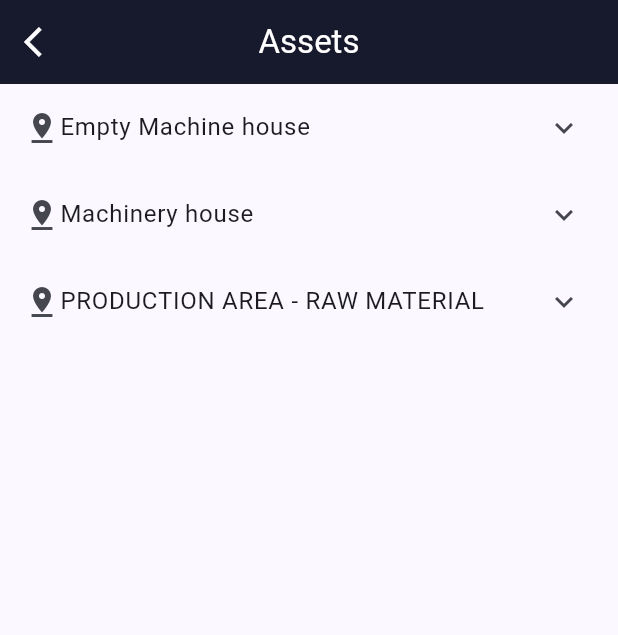
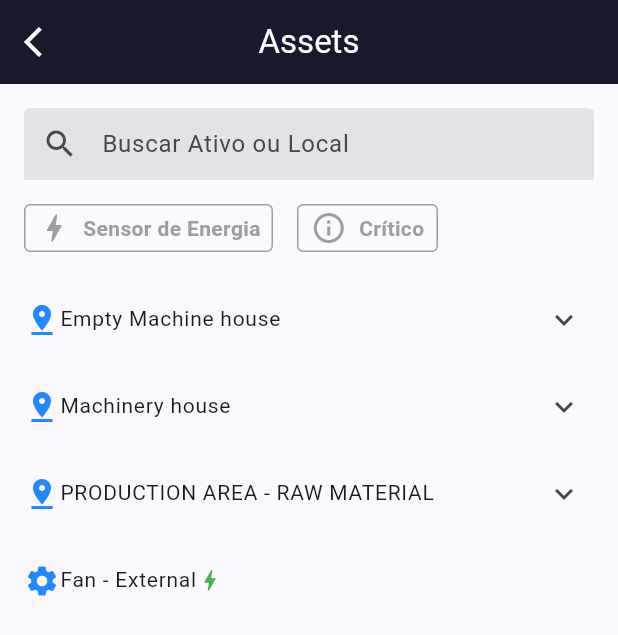
Before and after one commit to diegocontini/tractian_challenge, a Flutter app: the screen it shows after launch, after a tap on "Jaguar Unit", on a phone screen of 412 x 824 dp. Shown: the top 635 px of the screen. Run offline on Flutter 3.47's test engine with Material 3 defaults, Android fonts, the phone set to English and light mode, and no system bars.

Commit message:
pre-refact

```diff
--- a/assets/mock_data/Jaguar Unit/assets.json
+++ b/assets/mock_data/Jaguar Unit/assets.json
@@ -28,7 +28,7 @@
     "id": "656a07cdc50ec9001e84167b",
     "locationId": null,
     "parentId": "656a07c3f2d4a1001e2144c5",
-    "sensorType": "vibration",
+    "sensorType": "energy",
     "status": "operating"
   },
   {
--- a/lib/domain/models/asset.dart
+++ b/lib/domain/models/asset.dart
@@ -8,6 +8,7 @@ class Asset {
   String? locationId;
   String? sensorType;
   String? status;
+  bool remove = false;
   List<Asset> children = [];
   Asset({
     required this.name,
@@ -39,4 +40,12 @@ class Asset {
       status: map['status'] != null ? map['status'] as String : null,
     );
   }
+
+  bool get isUnlinked {
+    return locationId == null && parentId == null && sensorType != null;
+  }
+
+  bool get isComponent {
+    return sensorType != null;
+  }
 }
--- a/lib/domain/models/location.dart
+++ b/lib/domain/models/location.dart
@@ -1,7 +1,10 @@
+import 'package:tractian_challenge/domain/models/asset.dart';
+
 class Location {
   String name;
   String? parentId;
   List<Location> children = [];
+  List<Asset> assets = [];
   String id;
   Location({
     required this.name,
--- /dev/null
+++ b/lib/domain/repository/asset_repository.dart
@@ -0,0 +1,6 @@
+import 'package:tractian_challenge/domain/models/asset.dart';
+import 'package:tractian_challenge/domain/models/constants/enum_unit.dart';
+
+abstract interface class AssetRepository {
+  Future<({List<Asset> unlinked, List<Asset> linked})> getAll(EnumUnit unit);
+}
--- a/lib/view/assets/asset_list_controller.dart
+++ b/lib/view/assets/asset_list_controller.dart
@@ -1,17 +1,28 @@
-import 'dart:isolate';
+import 'dart:developer';
 
 import 'package:flutter/material.dart';
+import 'package:tractian_challenge/domain/models/asset.dart';
 import 'package:tractian_challenge/domain/models/constants/enum_unit.dart';
 import 'package:tractian_challenge/domain/models/location.dart';
+import 'package:tractian_challenge/domain/repository/asset_repository.dart';
 import 'package:tractian_challenge/domain/repository/location_repository.dart';
 
 enum EnumAssetListState { loading, ready, error }
 
+enum EnumAssetFilterState { sensor, status, none }
+
 class AssetListController extends ChangeNotifier {
   EnumAssetListState state = EnumAssetListState.loading;
-  List<Location> localizations = [];
+  EnumAssetFilterState stateFilter = EnumAssetFilterState.none;
+  EnumUnit? actualUnit;
+
+  List<Location> locations = [];
+  List<Location> filteredLocations = [];
+  List<Asset> unlinkedAssets = [];
+  List<Asset> filteredUnlikedAssets = [];
   final LocationRepository _locationRepository;
-  AssetListController(this._locationRepository);
+  final AssetRepository _assetRepository;
+  AssetListController(this._locationRepository, this._assetRepository);
   void setStateLoading() {
     state = EnumAssetListState.loading;
     notifyListeners();
@@ -27,8 +38,130 @@ class AssetListController extends ChangeNotifier {
     notifyListeners();
   }
 
-  Future<void> fetchLocalizations(EnumUnit unit) async {
-    localizations = await _locationRepository.getAll(unit);
+  void onClickSensorFilter() {
+    if (stateFilter == EnumAssetFilterState.sensor) {
+      stateFilter = EnumAssetFilterState.none;
+      if (actualUnit != null) {
+        fetchInitialData(actualUnit!);
+      }
+    } else {
+      stateFilter = EnumAssetFilterState.sensor;
+      search('filter');
+    }
     notifyListeners();
   }
+
+  void onClickStatusFilter() {
+    if (stateFilter == EnumAssetFilterState.status) {
+      stateFilter = EnumAssetFilterState.none;
+      if (actualUnit != null) {
+        fetchInitialData(actualUnit!);
+      }
+    } else {
+      stateFilter = EnumAssetFilterState.status;
+      search('filter');
+    }
+    notifyListeners();
+  }
+
+  Future<void> fetchInitialData(EnumUnit unit) async {
+    actualUnit = unit;
+    locations = await _locationRepository.getAll(unit);
+    filteredLocations = locations.map((e) => e).toList();
+
+    var assets = await _assetRepository.getAll(unit);
+    unlinkedAssets = assets.unlinked;
+    filteredUnlikedAssets = unlinkedAssets.map((e) => e).toList();
+    _linkAssetWithLocation(assets: assets.linked, locations: locations);
+    notifyListeners();
+  }
+
+  void _linkAssetWithLocation({required List<Asset> assets, required List<Location> locations}) {
+    for (var location in locations) {
+      location.assets = assets.where((e) => e.locationId == location.id).toList();
+      if (location.children.isNotEmpty) {
+        _linkAssetWithLocation(assets: assets, locations: location.children);
+      }
+    }
+  }
+
+  void search(String src) {
+    if (src.isEmpty) {
+      filteredLocations = locations;
+    } else {
+      filteredLocations = [];
+      filteredUnlikedAssets = [];
+      _searchLocation(src: src, locations: locations);
+
+      _filterUnlinkedAssets(src: src, assets: unlinkedAssets);
+    }
+    notifyListeners();
+  }
+
+  bool _searchLocation({required String src, required List<Location> locations}) {
+    bool findedLocation = false;
+
+    if (locations.isNotEmpty) {
+      for (var loc in locations) {
+        if (loc.assets.isNotEmpty) {
+          if (_searchAssetOrComponent(src: src, assets: loc.assets)) {
+            if (!filteredLocations.contains(loc)) {
+              filteredLocations.add(loc);
+            }
+          }
+        }
+        if (loc.children.isNotEmpty) {
+          findedLocation = _searchLocation(src: src, locations: loc.children);
+          if (_searchLocation(src: src, locations: loc.children)) {
+            if (!filteredLocations.contains(loc)) {
+              filteredLocations.add(loc);
+            }
+          }
+        }
+        if (loc.name.toLowerCase().contains(src.toLowerCase())) {
+          log(loc.name);
+          return true;
+        }
+      }
+    }
+    return findedLocation;
+  }
+
+  void _filterUnlinkedAssets({required String src, required List<Asset> assets}) {
+    if (assets.isNotEmpty) {
+      for (var asset in assets) {
+        if (_searchAssetOrComponent(src: src, assets: assets)) {
+          filteredUnlikedAssets.add(asset);
+        }
+      }
+    }
+  }
+
+  bool _searchAssetOrComponent({required String src, required List<Asset> assets}) {
+    bool finded = false;
+    if (assets.isNotEmpty) {
+      for (var asset in assets) {
+        if (asset.children.isNotEmpty) {
+          finded = _searchAssetOrComponent(src: src, assets: asset.children);
+        }
+        if (stateFilter == EnumAssetFilterState.sensor) {
+          if (asset.sensorType == 'energy') {
+            asset.remove = false;
+            return true;
+          }
+        }
+        if (stateFilter == EnumAssetFilterState.status) {
+          if (asset.status == 'alert') {
+            asset.remove = false;
+            return true;
+          }
+        }
+        if (asset.name.toLowerCase().contains(src.toLowerCase())) {
+          asset.remove = false;
+          return true;
+        }
+      }
+    }
+    return finded;
+  }
 }
--- a/lib/view/assets/asset_list_page.dart
+++ b/lib/view/assets/asset_list_page.dart
@@ -1,8 +1,12 @@
 import 'package:flutter/material.dart';
+import 'package:tractian_challenge/data/asset_local_repository.dart';
 import 'package:tractian_challenge/data/location_local_repository.dart';
 import 'package:tractian_challenge/domain/models/constants/enum_unit.dart';
 import 'package:tractian_challenge/shared/UI/color_custom.dart';
+import 'package:tractian_challenge/shared/UI/size_helper.dart';
 import 'package:tractian_challenge/view/assets/asset_list_controller.dart';
+import 'package:tractian_challenge/view/assets/widgets/asset_widget.dart';
+import 'package:tractian_challenge/view/assets/widgets/filter/filter_widget.dart';
 import 'package:tractian_challenge/view/assets/widgets/location_widget.dart';
 
 class AssetListPage extends StatefulWidget {
@@ -14,12 +18,12 @@ class AssetListPage extends StatefulWidget {
 }
 
 class _AssetListPageState extends State<AssetListPage> {
-  final controller = AssetListController(LocationLocalRepository());
+  final _controller = AssetListController(LocationLocalRepository(), AssetLocalRepository());
 
   @override
   void initState() {
     WidgetsBinding.instance.addPostFrameCallback((callback) async {
-      controller.fetchLocalizations(widget.unit);
+      _controller.fetchInitialData(widget.unit);
     });
     super.initState();
   }
@@ -45,13 +49,38 @@ class _AssetListPageState extends State<AssetListPage> {
         ),
       ),
       body: ListenableBuilder(
-        listenable: controller,
+        listenable: _controller,
         builder: (context, child) {
-          return ListView.builder(
-            itemCount: controller.localizations.length,
-            itemBuilder: (context, index) {
-              return LocationWidget(location: controller.localizations[index]);
-            },
+          return Column(
+            children: [
+              FilterWidget(controller: _controller),
+              const SizedBox(
+                height: 16,
+              ),
+              SizedBox(
+                height: SizeHelper.altura(context) * 0.7,
+                child: ListView(
+                  children: [
+                    ListView.builder(
+                      physics: NeverScrollableScrollPhysics(),
+                      shrinkWrap: true,
+                      itemCount: _controller.filteredLocations.length,
+                      itemBuilder: (context, index) {
+                        return LocationWidget(location: _controller.filteredLocations[index]);
+                      },
+                    ),
+                    ListView.builder(
+                      physics: NeverScrollableScrollPhysics(),
+                      shrinkWrap: true,
+                      itemCount: _controller.filteredUnlikedAssets.length,
+                      itemBuilder: (context, index) {
+                        return AssetWidget(asset: _controller.filteredUnlikedAssets[index]);
+                      },
+                    ),
+                  ],
+                ),
+              ),
+            ],
           );
         },
       ),
--- /dev/null
+++ b/lib/view/assets/widgets/asset_widget.dart
@@ -0,0 +1,76 @@
+import 'package:flutter/material.dart';
+import 'package:tractian_challenge/domain/models/asset.dart';
+import 'package:tractian_challenge/shared/UI/color_custom.dart';
+
+class AssetWidget extends StatelessWidget {
+  final Asset asset;
+  const AssetWidget({super.key, required this.asset});
+
+  @override
+  Widget build(BuildContext context) {
+    return Theme(
+      data: Theme.of(context).copyWith(dividerColor: asset.isComponent ? Colors.transparent : null),
+      child: ExpansionTile(
+        title: Row(
+          children: [
+            Icon(
+              !asset.isComponent ? Icons.view_in_ar : Icons.settings,
+              color: ColorCustom.blue,
+            ),
+            Flexible(
+              child: Text(
+                asset.name,
+                style: const TextStyle(fontSize: 14, overflow: TextOverflow.ellipsis),
+              ),
+            ),
+            Builder(
+              builder: (context) {
+                if (asset.status == 'alert') {
+                  return const Padding(
+                    padding: EdgeInsets.only(left: 8),
+                    child: Icon(
+                      Icons.circle,
+                      color: Colors.red,
+                      size: 10,
+                    ),
+                  );
+                }
+                if (asset.sensorType == 'energy') {
+                  return const Icon(
+                    Icons.bolt,
+                    color: Colors.green,
+                    size: 18,
+                  );
+                }
+
+                return const SizedBox();
+              },
+            )
+          ],
+        ),
+        trailing: asset.children.isNotEmpty ? null : const SizedBox(),
+        onExpansionChanged: asset.children.isNotEmpty
+            ? null
+            : (value) {
+                //doNothing
+              },
+        children: [
+          Visibility(
+            visible: asset.children.isNotEmpty,
+            child: Padding(
+              padding: const EdgeInsets.only(left: 24.0),
+              child: ListView.builder(
+                physics: NeverScrollableScrollPhysics(),
+                itemCount: asset.children.length,
+                shrinkWrap: true,
+                itemBuilder: (context, index) {
+                  return AssetWidget(asset: asset.children[index]);
+                },
+              ),
+            ),
+          ),
+        ],
+      ),
+    );
+  }
+}
--- /dev/null
+++ b/lib/view/assets/widgets/filter/filter_widget.dart
@@ -0,0 +1,32 @@
+import 'package:flutter/material.dart';
+import 'package:tractian_challenge/view/assets/asset_list_controller.dart';
+import 'package:tractian_challenge/view/assets/widgets/filter/widgets/critical_button.dart';
+import 'package:tractian_challenge/view/assets/widgets/filter/widgets/energy_sensor_button.dart';
+import 'package:tractian_challenge/view/assets/widgets/filter/widgets/text_search_widget.dart';
+
+class FilterWidget extends StatefulWidget {
+  final AssetListController _controller;
+  const FilterWidget({super.key, required AssetListController controller}) : _controller = controller;
+
+  @override
+  State<FilterWidget> createState() => _FilterWidgetState();
+}
+
+class _FilterWidgetState extends State<FilterWidget> {
+  @override
+  Widget build(BuildContext context) {
+    return Column(
+      children: [
+        Padding(padding: const EdgeInsets.all(16.0), child: TextSearchWidget(controller: widget._controller)),
+        Row(
+          children: [
+            const SizedBox(width: 16),
+            EnergySensorButton(controller: widget._controller),
+            const SizedBox(width: 16),
+            CriticalButton(controller: widget._controller),
+          ],
+        )
+      ],
+    );
+  }
+}
--- /dev/null
+++ b/lib/view/assets/widgets/filter/widgets/critical_button.dart
@@ -0,0 +1,50 @@
+import 'package:flutter/material.dart';
+import 'package:tractian_challenge/shared/UI/color_custom.dart';
+import 'package:tractian_challenge/view/assets/asset_list_controller.dart';
+
+class CriticalButton extends StatelessWidget {
+  final AssetListController _controller;
+  const CriticalButton({super.key, required AssetListController controller}) : _controller = controller;
+
+  @override
+  Widget build(BuildContext context) {
+    return ListenableBuilder(
+        listenable: _controller,
+        builder: (context, child) {
+          bool isChecked = _controller.stateFilter == EnumAssetFilterState.status;
+          return GestureDetector(
+            onTap: () {
+              _controller.onClickStatusFilter();
+            },
+            child: Container(
+              width: 94, //SizeHelper.largura(context) * 0.9,
+              height: 32,
+              decoration: BoxDecoration(
+                  color: isChecked ? ColorCustom.blue : null,
+                  borderRadius: const BorderRadius.all(Radius.circular(4)),
+                  border: const Border.fromBorderSide(BorderSide(
+                    color: Colors.grey,
+                  ))),
+              child: Center(
+                child: Row(
+                  mainAxisAlignment: MainAxisAlignment.spaceEvenly,
+                  children: [
+                    Icon(
+                      Icons.info_outline,
+                      color: isChecked ? Colors.white : Colors.grey,
+                    ),
+                    Text(
+                      'Crítico',
+                      style: TextStyle(
+                        color: isChecked ? Colors.white : Colors.grey,
+                        fontWeight: FontWeight.bold,
+                      ),
+                    )
+                  ],
+                ),
+              ),
+            ),
+          );
+        });
+  }
+}
--- /dev/null
+++ b/lib/view/assets/widgets/filter/widgets/energy_sensor_button.dart
@@ -0,0 +1,52 @@
+import 'package:flutter/material.dart';
+import 'package:tractian_challenge/shared/UI/color_custom.dart';
+import 'package:tractian_challenge/view/assets/asset_list_controller.dart';
+
+class EnergySensorButton extends StatelessWidget {
+  final AssetListController _controller;
+  const EnergySensorButton({super.key, required AssetListController controller}) : _controller = controller;
+
+  @override
+  Widget build(BuildContext context) {
+    return ListenableBuilder(
+      listenable: _controller,
+      builder: (context, child) {
+        bool isChecked = _controller.stateFilter == EnumAssetFilterState.sensor;
+        return GestureDetector(
+          onTap: () {
+            _controller.onClickSensorFilter();
+          },
+          child: Container(
+            width: 166, //SizeHelper.largura(context) * 0.9,
+
+            height: 32,
+            decoration: BoxDecoration(
+                color: isChecked ? ColorCustom.blue : null,
+                borderRadius: const BorderRadius.all(Radius.circular(4)),
+                border: const Border.fromBorderSide(BorderSide(
+                  color: Colors.grey,
+                ))),
+            child: Center(
+              child: Row(
+                mainAxisAlignment: MainAxisAlignment.spaceEvenly,
+                children: [
+                  Icon(
+                    Icons.bolt,
+                    color: isChecked ? Colors.white : Colors.grey,
+                  ),
+                  Text(
+                    'Sensor de Energia',
+                    style: TextStyle(
+                      color: isChecked ? Colors.white : Colors.grey,
+                      fontWeight: FontWeight.bold,
+                    ),
+                  )
+                ],
+              ),
+            ),
+          ),
+        );
+      },
+    );
+  }
+}
--- /dev/null
+++ b/lib/view/assets/widgets/filter/widgets/text_search_widget.dart
@@ -0,0 +1,25 @@
+import 'dart:developer';
+
+import 'package:flutter/material.dart';
+import 'package:tractian_challenge/view/assets/asset_list_controller.dart';
+
+class TextSearchWidget extends StatelessWidget {
+  final AssetListController _controller;
+  const TextSearchWidget({super.key, required AssetListController controller}) : _controller = controller;
+
+  @override
+  Widget build(BuildContext context) {
+    return TextFormField(
+      onFieldSubmitted: (value) {
+        _controller.search(value.toString());
+      },
+      decoration: const InputDecoration(
+        contentPadding: EdgeInsets.all(12),
+        prefixIcon: Icon(Icons.search),
+        hintText: 'Buscar Ativo ou Local',
+        filled: true,
+        enabledBorder: UnderlineInputBorder(borderSide: BorderSide.none),
+      ),
+    );
+  }
+}
--- a/lib/view/assets/widgets/location_widget.dart
+++ b/lib/view/assets/widgets/location_widget.dart
@@ -1,5 +1,7 @@
 import 'package:flutter/material.dart';
 import 'package:tractian_challenge/domain/models/location.dart';
+import 'package:tractian_challenge/shared/UI/color_custom.dart';
+import 'package:tractian_challenge/view/assets/widgets/asset_widget.dart';
 
 class LocationWidget extends StatelessWidget {
   final Location location;
@@ -9,16 +11,39 @@ class LocationWidget extends StatelessWidget {
   Widget build(BuildContext context) {
     return ExpansionTile(
       title: Row(
-        children: [const Icon(Icons.pin_drop), Text(location.name)],
+        children: [
+          const Icon(Icons.pin_drop, color: ColorCustom.blue),
+          Expanded(
+            child: Text(
+              location.name,
+              style: const TextStyle(fontSize: 14, overflow: TextOverflow.ellipsis),
+            ),
+          )
+        ],
       ),
       children: [
-        ListView.builder(
-          itemCount: location.children.length,
-          shrinkWrap: true,
-          itemBuilder: (context, index) {
-            return LocationWidget(location: location.children[index] as Location);
-          },
-        )
+        Padding(
+          padding: const EdgeInsets.only(left: 24.0),
+          child: ListView.builder(
+            itemCount: location.children.length,
+            physics: const NeverScrollableScrollPhysics(),
+            shrinkWrap: true,
+            itemBuilder: (context, index) {
+              return LocationWidget(location: location.children[index]);
+            },
+          ),
+        ),
+        Padding(
+          padding: const EdgeInsets.only(left: 24.0),
+          child: ListView.builder(
+            physics: const NeverScrollableScrollPhysics(),
+            itemCount: location.assets.length,
+            shrinkWrap: true,
+            itemBuilder: (context, index) {
+              return AssetWidget(asset: location.assets[index]);
+            },
+          ),
+        ),
       ],
     );
   }
```
Also changed, not shown: lib/data/asset_local_repository.dart (+6 -7 lines).
